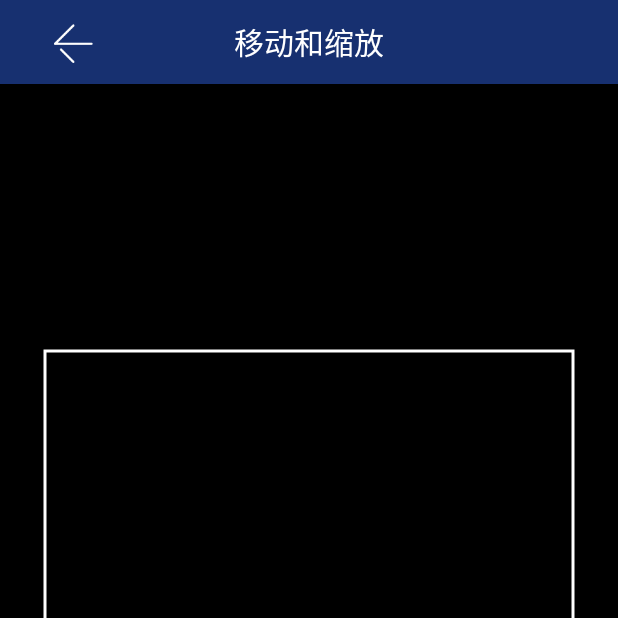
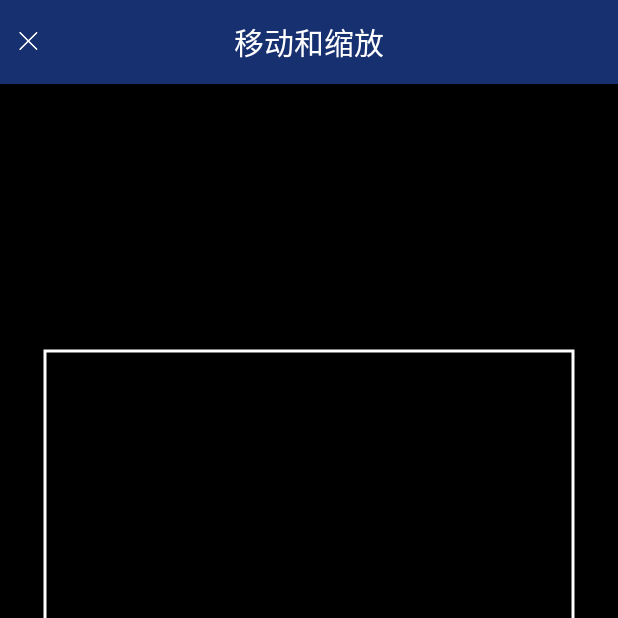
Before and after one commit to allenwithcj/ZXMS, an Android app: the ClipImageActivity screen opened directly, with no data from a screen before it, on a phone screen of 412 x 824 dp, the top half of it. Run offline under Robolectric (Android 15) with nearby library versions, the phone set to English and light mode, and no system bars; our stand-ins replace ButterKnife, CircleImageView; 1 statement that could not run was skipped.

Commit message:
添加bindview

```diff
--- a/app/src/main/res/layout/activity_clip_image.xml
+++ b/app/src/main/res/layout/activity_clip_image.xml
@@ -13,10 +13,9 @@
 
         <ImageView
             android:id="@+id/iv_back"
-            android:layout_width="wrap_content"
-            android:layout_height="match_parent"
-            android:layout_gravity="center_vertical"
-            android:src="@drawable/btn_back_white" />
+            style="@style/cancel_icon_size"
+            android:layout_centerVertical="true"
+            android:background="@drawable/cancel_btn" />
 
         <TextView
             android:id="@+id/stock_name"
@@ -32,7 +31,7 @@
 
     <!--矩形裁剪框示例 -->
     <com.zxms.view.ClipViewLayout
-        android:id="@+id/clipViewLayout2"
+        android:id="@+id/clipViewLayout"
         android:layout_width="match_parent"
         android:layout_height="0dp"
         android:layout_weight="1"
--- a/app/src/main/res/layout/activity_homepage.xml
+++ b/app/src/main/res/layout/activity_homepage.xml
@@ -26,7 +26,7 @@
 
             <ImageView
                 android:id="@+id/menu_add_btn"
-                style="@style/main_icon_size"
+                style="@style/add_icon_size"
                 android:background="@drawable/nav_icon_add"
                 android:layout_centerVertical="true"
                 android:layout_alignParentRight="true"
```
